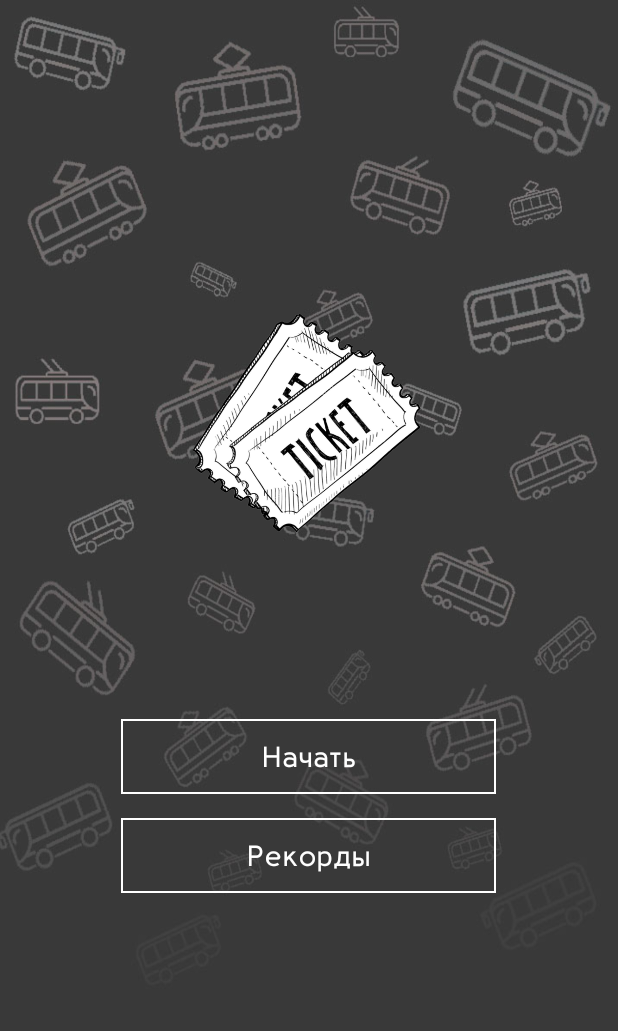
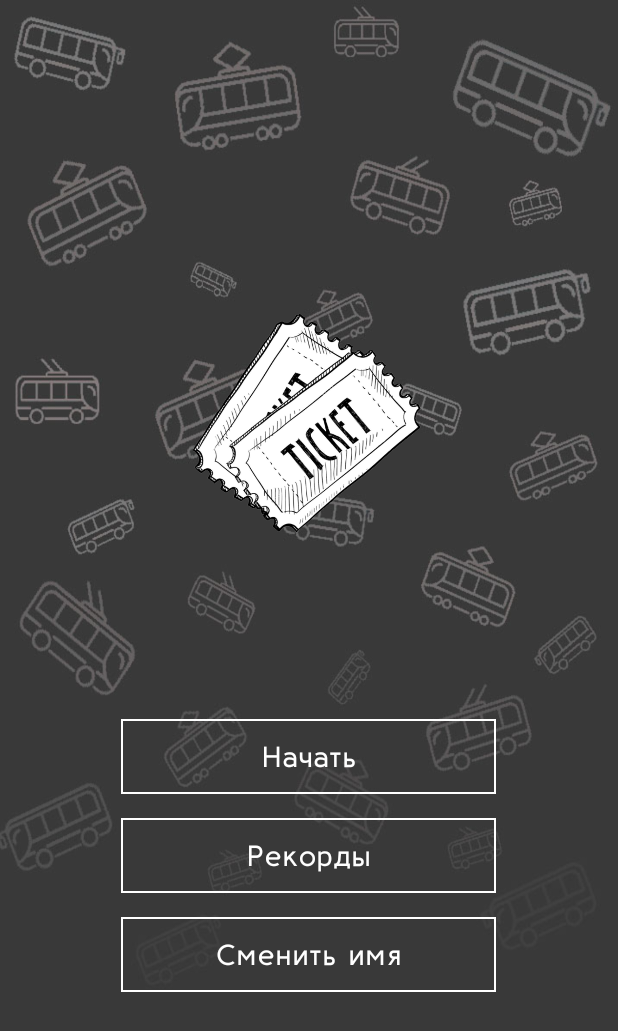
Before and after one commit to whatiamdoing/Ticket, an Android app: the MenuActivity screen opened directly, with no data from a screen before it, on a phone screen of 412 x 824 dp. Shown: the top 1031 px of the screen. Run offline under Robolectric (Android 15) with nearby library versions, the phone set to English and light mode, and no system bars.

Commit message:
Добавлена кнопка "сменить имя"

```diff
--- a/app/src/main/java/com/ticket/ui/login/LoginViewModel.kt
+++ b/app/src/main/java/com/ticket/ui/login/LoginViewModel.kt
@@ -21,7 +21,8 @@ class LoginViewModel: BaseViewModel(){
     val successLiveData = SingleLiveEvent<String>()
 
     fun sendName(name:String, id: String){
-        subscriptions.add(apiService.createUser(name, User(id, 0))
+        subscriptions.add(
+            apiService.createUser(name, User(id, 0))
             .subscribeOn(Schedulers.io())
             .observeOn(AndroidSchedulers.mainThread())
             .doOnSubscribe { isLoading.value = true }
--- a/app/src/main/java/com/ticket/ui/menu/MenuActivity.kt
+++ b/app/src/main/java/com/ticket/ui/menu/MenuActivity.kt
@@ -6,6 +6,7 @@ import android.os.Bundle
 import com.ticket.R
 import com.ticket.base.BaseActivity
 import com.ticket.ui.game.GameActivity
+import com.ticket.ui.login.LoginActivity
 import com.ticket.ui.records.RecordsActivity
 import com.ticket.utils.getUserName
 import kotlinx.android.synthetic.main.activity_menu.*
@@ -31,5 +32,8 @@ class MenuActivity : BaseActivity() {
         btn_records.setOnClickListener {
             startActivity(RecordsActivity.newIntent(this))
         }
+        btn_name_changer.setOnClickListener {
+            startActivity(LoginActivity.newIntent(this))
+        }
     }
 }
--- a/app/src/main/java/com/ticket/ui/records/RecordsActivity.kt
+++ b/app/src/main/java/com/ticket/ui/records/RecordsActivity.kt
@@ -2,12 +2,10 @@ package com.ticket.ui.records
 
 import android.content.Context
 import android.content.Intent
-import androidx.appcompat.app.AppCompatActivity
 import android.os.Bundle
 import androidx.lifecycle.Observer
 import androidx.lifecycle.ViewModelProviders
 import androidx.recyclerview.widget.LinearLayoutManager
-import com.google.android.material.snackbar.Snackbar
 import com.ticket.R
 import com.ticket.base.BaseActivity
 import com.ticket.ui.menu.MenuActivity
--- a/app/src/main/res/layout/activity_menu.xml
+++ b/app/src/main/res/layout/activity_menu.xml
@@ -55,4 +55,17 @@
         android:layout_centerHorizontal="true"
         android:layout_marginBottom="@dimen/spacing_normal_16"/>
 
+    <androidx.appcompat.widget.AppCompatButton
+        android:id="@+id/btn_name_changer"
+        android:text="@string/change_name"
+        android:layout_width="250dp"
+        android:layout_height="50dp"
+        android:textSize="19sp"
+        android:textColor="@color/white"
+        android:textAllCaps="false"
+        android:fontFamily="@font/baufra_demibold"
+        android:background="@drawable/custom_button_login"
+        android:layout_below="@id/btn_records"
+        android:layout_centerHorizontal="true"/>
+
 </RelativeLayout>
--- a/app/src/main/res/layout/fragment_game.xml
+++ b/app/src/main/res/layout/fragment_game.xml
@@ -130,6 +130,7 @@
             android:layout_height="wrap_content"
             android:layout_alignParentBottom="true"
             android:gravity="center"
+            android:paddingBottom="@dimen/spacing_small_8"
             style="@style/medium30.darkGray"/>
 
         <androidx.appcompat.widget.AppCompatButton
--- a/app/src/main/res/values/strings.xml
+++ b/app/src/main/res/values/strings.xml
@@ -35,4 +35,6 @@
     <string name="number">%1$d.</string>
     <string name="user_names">Имена пользователей</string>
     <string name="_10">10</string>
+    <string name="change_name">Сменить имя</string>
+    <string name="change">Изменить</string>
 </resources>
```
Also changed, not shown: app/src/main/java/com/ticket/ui/login/LoginActivity.kt (+7 -6 lines), app/src/main/res/layout/activity_login_screen.xml (+17 -0 lines).
